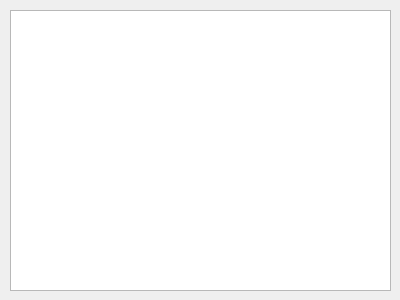
Before: the Qt Designer form ground/gcs/src/plugins/opmap/geofencedialog.ui in kubark42/TauLabs, drawn with Qt 5.
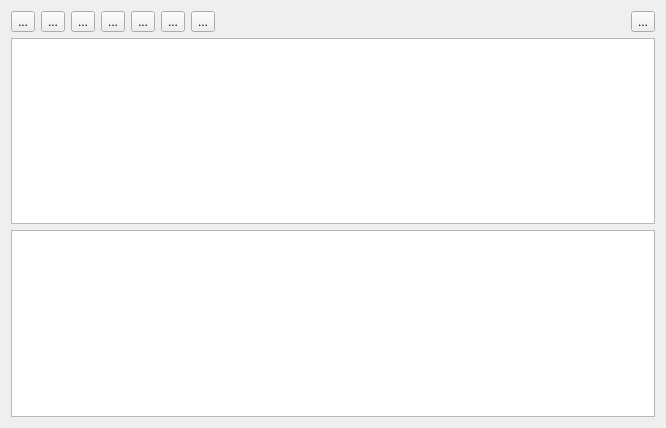
After: the same form once the commit is applied. Icons and pictures are not drawn.

What changed in the file:
```diff
--- a/ground/gcs/src/plugins/opmap/geofencedialog.ui
+++ b/ground/gcs/src/plugins/opmap/geofencedialog.ui
@@ -6,23 +6,166 @@
    <rect>
     <x>0</x>
     <y>0</y>
-    <width>400</width>
-    <height>300</height>
+    <width>666</width>
+    <height>428</height>
    </rect>
   </property>
   <property name="windowTitle">
    <string>Dialog</string>
   </property>
-  <widget class="QTableView" name="tableView">
-   <property name="geometry">
-    <rect>
-     <x>10</x>
-     <y>10</y>
-     <width>381</width>
-     <height>281</height>
-    </rect>
-   </property>
-  </widget>
+  <layout class="QVBoxLayout" name="verticalLayout">
+   <item>
+    <layout class="QHBoxLayout" name="horizontalLayout">
+     <item>
+      <widget class="QToolButton" name="tbAdd">
+       <property name="toolTip">
+        <string>Add Leg</string>
+       </property>
+       <property name="text">
+        <string>...</string>
+       </property>
+       <property name="icon">
+        <iconset resource="../pathplanner/pathplanner.qrc">
+         <normaloff>:/opmap/images/plus3.png</normaloff>:/opmap/images/plus3.png</iconset>
+       </property>
+      </widget>
+     </item>
+     <item>
+      <widget class="QToolButton" name="tbDelete">
+       <property name="toolTip">
+        <string>Delete Leg</string>
+       </property>
+       <property name="text">
+        <string>...</string>
+       </property>
+       <property name="icon">
+        <iconset resource="../pathplanner/pathplanner.qrc">
+         <normaloff>:/opmap/images/stopb.png</normaloff>:/opmap/images/stopb.png</iconset>
+       </property>
+      </widget>
+     </item>
+     <item>
+      <widget class="QToolButton" name="tbInsert">
+       <property name="toolTip">
+        <string>Insert Leg</string>
+       </property>
+       <property name="text">
+        <string>...</string>
+       </property>
+       <property name="icon">
+        <iconset resource="../pathplanner/pathplanner.qrc">
+         <normaloff>:/opmap/images/forward_alt.png</normaloff>:/opmap/images/forward_alt.png</iconset>
+       </property>
+      </widget>
+     </item>
+     <item>
+      <widget class="QToolButton" name="tbReadFromFile">
+       <property name="toolTip">
+        <string>Read from file</string>
+       </property>
+       <property name="text">
+        <string>...</string>
+       </property>
+       <property name="icon">
+        <iconset resource="../pathplanner/pathplanner.qrc">
+         <normaloff>:/opmap/images/unarchive.png</normaloff>:/opmap/images/unarchive.png</iconset>
+       </property>
+      </widget>
+     </item>
+     <item>
+      <widget class="QToolButton" name="tbSaveToFile">
+       <property name="toolTip">
+        <string>Save to file</string>
+       </property>
+       <property name="text">
+        <string>...</string>
+       </property>
+       <property name="icon">
+        <iconset resource="../pathplanner/pathplanner.qrc">
+         <normaloff>:/opmap/images/Ekisho Deep Ocean HD1.png</normaloff>:/opmap/images/Ekisho Deep Ocean HD1.png</iconset>
+       </property>
+      </widget>
+     </item>
+     <item>
+      <widget class="QToolButton" name="tbSendToUAV">
+       <property name="toolTip">
+        <string>Send to UAV</string>
+       </property>
+       <property name="text">
+        <string>...</string>
+       </property>
+       <property name="icon">
+        <iconset resource="../pathplanner/pathplanner.qrc">
+         <normaloff>:/opmap/images/up_alt.png</normaloff>:/opmap/images/up_alt.png</iconset>
+       </property>
+      </widget>
+     </item>
+     <item>
+      <widget class="QToolButton" name="tbFetchFromUAV">
+       <property name="toolTip">
+        <string>Fetch from UAV</string>
+       </property>
+       <property name="text">
+        <string>...</string>
+       </property>
+       <property name="icon">
+        <iconset resource="../pathplanner/pathplanner.qrc">
+         <normaloff>:/opmap/images/down_alt.png</normaloff>:/opmap/images/down_alt.png</iconset>
+       </property>
+      </widget>
+     </item>
+     <item>
+      <spacer name="horizontalSpacer_2">
+       <property name="orientation">
+        <enum>Qt::Horizontal</enum>
+       </property>
+       <property name="sizeType">
+        <enum>QSizePolicy::Fixed</enum>
+       </property>
+       <property name="sizeHint" stdset="0">
+        <size>
+         <width>20</width>
+         <height>20</height>
+        </size>
+       </property>
+      </spacer>
+     </item>
+     <item>
+      <spacer name="horizontalSpacer">
+       <property name="orientation">
+        <enum>Qt::Horizontal</enum>
+       </property>
+       <property name="sizeHint" stdset="0">
+        <size>
+         <width>40</width>
+         <height>20</height>
+        </size>
+       </property>
+      </spacer>
+     </item>
+     <item>
+      <widget class="QToolButton" name="tbDetails">
+       <property name="toolTip">
+        <string>Open Details</string>
+       </property>
+       <property name="text">
+        <string>...</string>
+       </property>
+       <property name="icon">
+        <iconset resource="../pathplanner/pathplanner.qrc">
+         <normaloff>:/opmap/images/star.png</normaloff>:/opmap/images/star.png</iconset>
+       </property>
+      </widget>
+     </item>
+    </layout>
+   </item>
+   <item>
+    <widget class="QTableView" name="tvGeoVerticesFence"/>
+   </item>
+   <item>
+    <widget class="QTableView" name="tvGeoFacesFence"/>
+   </item>
+  </layout>
  </widget>
  <resources/>
  <connections/>
```
Left out of the diff: 4 changed lines with no effect on the pictures.
